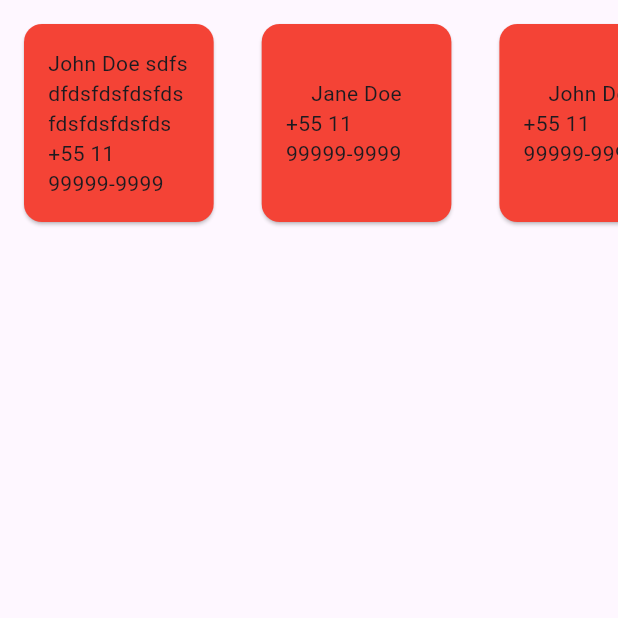
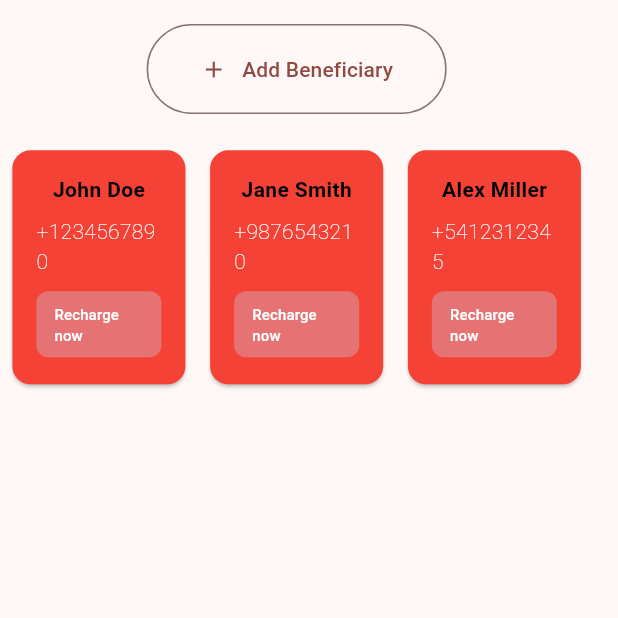
Before and after one commit to lcsmil/andinatech-flutter-assessment, a Flutter app: the BeneficiariesPage screen opened directly, on a phone screen of 412 x 824 dp, the top half of it. Run offline on Flutter 3.47's test engine with Material 3 defaults, Android fonts, the phone set to English and light mode, and no system bars; our stand-ins replace equatable, flutter_bloc, get_it.

```diff
--- /dev/null
+++ b/lib/features/phone_credit_recharge/data/repositories/beneficiaries_repository.dart
@@ -0,0 +1,18 @@
+import 'package:andinatech_flutter_assessment/features/phone_credit_recharge/data/data_sources/fetch_beneficiaries_data_source.dart';
+import 'package:andinatech_flutter_assessment/features/phone_credit_recharge/domain/entities/beneficiary.dart';
+
+abstract class BeneficiariesRepository {
+  Future<List<Beneficiary>> getBeneficiaries();
+}
+
+class BeneficiariesDataRepository extends BeneficiariesRepository {
+
+  BeneficiariesDataRepository(this._dataSource);
+
+  final BeneficiariesDataSource _dataSource;
+
+  @override
+  Future<List<Beneficiary>> getBeneficiaries() async {
+    return await _dataSource.getBeneficiaries();
+  }
+}
--- /dev/null
+++ b/lib/features/phone_credit_recharge/domain/entities/beneficiary.dart
@@ -0,0 +1,15 @@
+class Beneficiary {
+  final String nickname;
+  final String phoneNumber;
+  final bool isVerified;
+  final double balance;
+  final double aedSpentInMonth;
+
+  Beneficiary({
+    required this.nickname,
+    required this.phoneNumber,
+    required this.isVerified,
+    required this.balance,
+    required this.aedSpentInMonth
+  });
+}
--- /dev/null
+++ b/lib/features/phone_credit_recharge/domain/use_cases/calculate_recharge_options_use_case.dart
@@ -0,0 +1,13 @@
+
+class CalculateRechargeOptionsUseCase {
+  CalculateRechargeOptionsUseCase();
+
+  List<double> call(double balance)  {
+    final List<double> allRechargeOptions = [5, 10, 20, 30, 50, 75,100];
+    final List<double> filteredOptions = [];
+    for(var option in allRechargeOptions) {
+      option <= balance ? filteredOptions.add(option) : null;
+    }
+    return filteredOptions;
+  }
+}
--- /dev/null
+++ b/lib/features/phone_credit_recharge/domain/use_cases/check_top_up_limit_exceeded_use_case.dart
@@ -0,0 +1,12 @@
+import 'package:andinatech_flutter_assessment/features/phone_credit_recharge/domain/entities/beneficiary.dart';
+
+class CheckTopUpLimitExceededUseCase {
+  CheckTopUpLimitExceededUseCase();
+
+  bool call(List<Beneficiary> beneficiaries) {
+    final totalAedSpentInMonth = beneficiaries.fold<double>(
+        0, (sum, item) => sum + item.aedSpentInMonth);
+
+    return totalAedSpentInMonth > 3000;
+  }
+}
--- /dev/null
+++ b/lib/features/phone_credit_recharge/domain/use_cases/check_user_recharge_allowed_use_case.dart
@@ -0,0 +1,13 @@
+import 'package:andinatech_flutter_assessment/features/phone_credit_recharge/domain/entities/beneficiary.dart';
+
+class CheckUserRechargeAllowedUseCase {
+  CheckUserRechargeAllowedUseCase();
+
+  bool call(Beneficiary beneficiary) {
+    if ((beneficiary.isVerified && beneficiary.aedSpentInMonth <= 1000) ||
+        (!beneficiary.isVerified && beneficiary.aedSpentInMonth <= 500)) {
+      return true;
+    }
+    return false;
+  }
+}
--- /dev/null
+++ b/lib/features/phone_credit_recharge/domain/use_cases/get_beneficiaries_use_case.dart
@@ -0,0 +1,14 @@
+import 'package:andinatech_flutter_assessment/features/phone_credit_recharge/data/repositories/beneficiaries_repository.dart';
+import 'package:andinatech_flutter_assessment/features/phone_credit_recharge/domain/entities/beneficiary.dart';
+
+class GetBeneficiariesUseCase{
+  GetBeneficiariesUseCase(
+      this.beneficiariesRepository
+      );
+
+  final BeneficiariesRepository beneficiariesRepository;
+
+  Future<List<Beneficiary>> call() async {
+    return await beneficiariesRepository.getBeneficiaries();
+  }
+}
--- /dev/null
+++ b/lib/features/phone_credit_recharge/presentation/beneficiaries_messages.dart
@@ -0,0 +1,8 @@
+class BeneficiariesMessages {
+  static const String addBeneficiaryButtonText = 'Add Beneficiary';
+  static const String rechargeNowText = 'Recharge now';
+  static const String nicknameLabelText = 'Nickname';
+  static const String phoneNumberLabelText = 'Phone Number';
+  static const String submitButtonText = 'Submit';
+  static const String selectRechargeAmountText = "Select Recharge Amount";
+}
--- /dev/null
+++ b/lib/features/phone_credit_recharge/presentation/controller/beneficiaries_bloc.dart
@@ -0,0 +1,45 @@
+import 'package:andinatech_flutter_assessment/features/phone_credit_recharge/domain/entities/beneficiary.dart';
+import 'package:andinatech_flutter_assessment/features/phone_credit_recharge/domain/use_cases/calculate_recharge_options_use_case.dart';
+import 'package:andinatech_flutter_assessment/features/phone_credit_recharge/domain/use_cases/check_user_recharge_allowed_use_case.dart';
+import 'package:andinatech_flutter_assessment/features/phone_credit_recharge/domain/use_cases/get_beneficiaries_use_case.dart';
+import 'package:andinatech_flutter_assessment/features/phone_credit_recharge/domain/use_cases/check_top_up_limit_exceeded_use_case.dart';
+import 'package:equatable/equatable.dart';
+import 'package:flutter_bloc/flutter_bloc.dart';
+
+part 'beneficiaries_state.dart';
+
+class BeneficiariesBloc extends Cubit<BeneficiariesState> {
+  final GetBeneficiariesUseCase getBeneficiariesUseCase;
+  final CheckUserRechargeAllowedUseCase checkUserRechargeAllowedUseCase;
+  final CalculateRechargeOptionsUseCase checkRechargeOptionsUseCase;
+  final CheckTopUpLimitExceededUseCase sumAllBeneficiariesTopUpUseCase;
+
+  BeneficiariesBloc(
+    this.getBeneficiariesUseCase,
+    this.checkUserRechargeAllowedUseCase,
+    this.checkRechargeOptionsUseCase,
+    this.sumAllBeneficiariesTopUpUseCase,
+  ) : super(InitialBeneficiariesState());
+
+  Future<void> getBeneficiaries() async {
+    emit(LoadingBeneficiariesState());
+
+    final beneficiaries = await getBeneficiariesUseCase.call();
+
+    emit(LoadedBeneficiariesState(beneficiaries: beneficiaries));
+  }
+
+  bool checkUserRechargeAllowed(Beneficiary beneficiary) {
+    return checkUserRechargeAllowedUseCase.call(beneficiary);
+  }
+
+  List<double> checkRechargeOptions(double balance) {
+    return checkRechargeOptionsUseCase.call(balance);
+  }
+
+  bool checkTopUpLimitExceeded(List<Beneficiary> beneficiaries) {
+    return (sumAllBeneficiariesTopUpUseCase.call(beneficiaries));
+  }
+
+  Future<void> addBeneficiary(Beneficiary beneficiary) async {}
+}
--- /dev/null
+++ b/lib/features/phone_credit_recharge/presentation/controller/beneficiaries_state.dart
@@ -0,0 +1,23 @@
+part of 'beneficiaries_bloc.dart';
+
+sealed class BeneficiariesState extends Equatable {
+  @override
+  List<Object> get props => [];
+}
+
+class InitialBeneficiariesState extends BeneficiariesState {}
+
+class LoadingBeneficiariesState extends BeneficiariesState {}
+
+class LoadedBeneficiariesState extends BeneficiariesState {
+  final List<Beneficiary> beneficiaries;
+
+  LoadedBeneficiariesState({required this.beneficiaries});
+
+  LoadedBeneficiariesState copyWith({List<Beneficiary>? beneficiaries}) =>
+      LoadedBeneficiariesState(
+          beneficiaries: beneficiaries ?? this.beneficiaries);
+
+  @override
+  List<Object> get props => [beneficiaries];
+}
--- a/lib/features/phone_credit_recharge/presentation/pages/beneficiaries_page.dart
+++ b/lib/features/phone_credit_recharge/presentation/pages/beneficiaries_page.dart
@@ -1,58 +1,60 @@
+import 'package:andinatech_flutter_assessment/features/phone_credit_recharge/presentation/controller/beneficiaries_bloc.dart';
+import 'package:andinatech_flutter_assessment/features/phone_credit_recharge/presentation/widgets/beneficiaries_widgets.dart';
 import 'package:flutter/material.dart';
+import 'package:flutter_bloc/flutter_bloc.dart';
+import 'package:get_it/get_it.dart';
 
-class BeneficiariesPage extends StatelessWidget {
-  BeneficiariesPage({super.key});
+class BeneficiariesPage extends StatefulWidget {
+  const BeneficiariesPage({super.key});
 
-  final beneficiaries = [
-    Beneficiary(
-      nickname: 'John Doe sdfsdfdsfdsfdsfdsfdsfdsfdsfds',
-      phoneNumber: '+55 11 99999-9999',
-      onPressed: () {},
-    ),
-    Beneficiary(
-      nickname: 'Jane Doe',
-      phoneNumber: '+55 11 99999-9999',
-      onPressed: () {},
-    ),
-    Beneficiary(
-      nickname: 'John Doe',
-      phoneNumber: '+55 11 99999-9999',
-      onPressed: () {},
-    ),
-    Beneficiary(
-      nickname: 'John Doe',
-      phoneNumber: '+55 11 99999-9999',
-      onPressed: () {},
-    ),
-  ];
+  @override
+  State<BeneficiariesPage> createState() => _BeneficiariesPageState();
+}
+
+class _BeneficiariesPageState extends State<BeneficiariesPage> {
+  final getIt = GetIt.instance;
 
   @override
   Widget build(BuildContext context) {
+    final screenWidth = MediaQuery.of(context).size.width;
+    return BlocProvider<BeneficiariesBloc>(
+      create: (context) => getIt.get<BeneficiariesBloc>()..getBeneficiaries(),
+      child: BlocBuilder<BeneficiariesBloc, BeneficiariesState>(
+        builder: (context, state) {
+          final bloc = context.read<BeneficiariesBloc>();
+          if (state is LoadedBeneficiariesState) {
             return Scaffold(
-      body: Column(
+              body: SingleChildScrollView(
+                child: Column(
                   children: <Widget>[
+                    const SizedBox(height: 16),
+                    if (state.beneficiaries.length <= 5)
+                      AddBeneficiaryButton(onPressed: bloc.addBeneficiary),
+                    const SizedBox(height: 16),
                     SingleChildScrollView(
                       scrollDirection: Axis.horizontal,
                       child: IntrinsicHeight(
                         child: Row(
                           mainAxisSize: MainAxisSize.max,
                           children: [
-                  for (int i = 0; i < beneficiaries.length; i++)
-                    SizedBox(
-                      width: MediaQuery.sizeOf(context).width / 2.6,
-                      child: Card(
-                        margin: EdgeInsets.all(16),
-                        color: Colors.red,
-                        child: Padding(
-                          padding: const EdgeInsets.all(16),
-                          child: Column(
-                            mainAxisAlignment: MainAxisAlignment.center,
-                            children: [
-                              Text(beneficiaries[i].nickname),
-                              Text(beneficiaries[i].phoneNumber),
-                            ],
+                            for (int i = 0; i < state.beneficiaries.length; i++)
+                              BeneficiaryCard(
+                                beneficiary: state.beneficiaries[i],
+                                screenWidth: screenWidth,
+                                onAddRechargePressed: () =>
+                                    showAddRechargeBottomSheet(
+                                  context: context,
+                                  balance: state.beneficiaries[i].balance,
+                                  rechargeOptions: bloc.checkRechargeOptions(
+                                      state.beneficiaries[i].balance),
                                 ),
-                        ),
+                                shouldShowRechargeButton:
+                                    bloc.checkTopUpLimitExceeded(
+                                  state.beneficiaries,
+                                )
+                                        ? false
+                                        : bloc.checkUserRechargeAllowed(
+                                            state.beneficiaries[i],
                                           ),
                               ),
                           ],
@@ -61,51 +63,15 @@ class BeneficiariesPage extends StatelessWidget {
                     ),
                   ],
                 ),
+              ),
+            );
+          }
+          if (state is LoadingBeneficiariesState) {
+            return const Center(child: CircularProgressIndicator());
+          }
+          return const SizedBox.shrink();
+        },
+      ),
     );
   }
 }
-
-Widget _horizontalBeneficiariesRow(List<Beneficiary> data) {
-  var list = <Widget>[SizedBox(width: 16)]; // 16 is start padding
-
-  //create a new row widget for each data element
-  for (var i = 0; i < data.length; i++) {
-    list.add(
-      Card(
-        margin: EdgeInsets.all(16),
-        color: Colors.red,
-        child: Padding(
-          padding: const EdgeInsets.all(16),
-          child: Column(
-            mainAxisAlignment: MainAxisAlignment.center,
-            children: [
-              Text(data[i].nickname),
-              Text(data[i].phoneNumber),
-            ],
-          ),
-        ),
-      ),
-    );
-  }
-
-  // add the list of widgets to the Row as children
-  return SingleChildScrollView(
-    scrollDirection: Axis.horizontal,
-    child: Row(
-      crossAxisAlignment: CrossAxisAlignment.start,
-      children: list,
-    ),
-  );
-}
-
-class Beneficiary {
-  final String nickname;
-  final String phoneNumber;
-  final VoidCallback onPressed;
-
-  Beneficiary({
-    required this.nickname,
-    required this.phoneNumber,
-    required this.onPressed,
-  });
-}
--- /dev/null
+++ b/lib/features/phone_credit_recharge/presentation/widgets/beneficiaries_widgets.dart
@@ -0,0 +1,273 @@
+import 'package:andinatech_flutter_assessment/features/phone_credit_recharge/domain/entities/beneficiary.dart';
+import 'package:andinatech_flutter_assessment/features/phone_credit_recharge/presentation/beneficiaries_messages.dart';
+import 'package:flutter/material.dart';
+
+class AddBeneficiaryButton extends StatelessWidget {
+  final Future<void> Function(Beneficiary) onPressed;
+
+  const AddBeneficiaryButton({super.key,
+    required this.onPressed,
+  });
+
+  @override
+  Widget build(BuildContext context) {
+    return SizedBox(
+      width: 200,
+      height: 60,
+      child: OutlinedButton(
+        onPressed: () => showAddBeneficiaryBottomSheet(
+            context: context, onAddBeneficiary: onPressed),
+        child: const Row(
+          mainAxisAlignment: MainAxisAlignment.center,
+          children: [
+            Icon(Icons.add),
+            SizedBox(
+              width: 10,
+            ),
+            Text(BeneficiariesMessages.addBeneficiaryButtonText),
+          ],
+        ),
+      ),
+    );
+  }
+}
+
+class BeneficiaryCard extends StatelessWidget {
+  final Beneficiary beneficiary;
+  final double screenWidth;
+  final void Function()? onAddRechargePressed;
+  final bool shouldShowRechargeButton;
+
+  const BeneficiaryCard({super.key,
+    required this.beneficiary,
+    required this.screenWidth,
+    required this.onAddRechargePressed,
+    required this.shouldShowRechargeButton,
+  });
+
+  @override
+  Widget build(BuildContext context) {
+    return SizedBox(
+      width: screenWidth * 0.32,
+      child: Card(
+        margin: EdgeInsets.all(screenWidth * 0.02),
+        color: Colors.red,
+        child: Padding(
+          padding: const EdgeInsets.all(16),
+          child: Column(
+            mainAxisAlignment: MainAxisAlignment.center,
+            children: [
+              Text(
+                beneficiary.nickname,
+                style: const TextStyle(
+                  fontWeight: FontWeight.bold,
+                  color: Colors.black,
+                ),
+              ),
+              const SizedBox(height: 8),
+              Text(
+                beneficiary.phoneNumber,
+                style: const TextStyle(
+                  fontWeight: FontWeight.w200,
+                  color: Colors.white,
+                ),
+              ),
+              const SizedBox(height: 8),
+              if (shouldShowRechargeButton)
+                TextButton(
+                  onPressed: onAddRechargePressed,
+                  style: TextButton.styleFrom(
+                    backgroundColor: Colors.red.shade300,
+                    shape: RoundedRectangleBorder(
+                        borderRadius: BorderRadius.circular(8)),
+                  ),
+                  child: const Text(
+                    BeneficiariesMessages.rechargeNowText,
+                    style: TextStyle(
+                      color: Colors.white,
+                      fontSize: 10,
+                    ),
+                  ),
+                ),
+            ],
+          ),
+        ),
+      ),
+    );
+  }
+}
+
+void showAddBeneficiaryBottomSheet({
+  required BuildContext context,
+  required Future<void> Function(Beneficiary) onAddBeneficiary,
+}) {
+  showModalBottomSheet(
+    context: context,
+    isScrollControlled: true,
+    builder: (context) => Padding(
+      padding: EdgeInsets.fromLTRB(
+        20,
+        20,
+        20,
+        MediaQuery.of(context).viewInsets.bottom,
+      ),
+      child: AddBeneficiaryWidget(onBeneficiaryAdded: (beneficiary) {
+        onAddBeneficiary;
+      }),
+    ),
+  );
+}
+
+class AddBeneficiaryWidget extends StatelessWidget {
+  final _nicknameController = TextEditingController();
+  final TextEditingController _phoneNumberController = TextEditingController();
+  final Function(Beneficiary beneficiary) onBeneficiaryAdded;
+
+  AddBeneficiaryWidget({
+    super.key,
+    required this.onBeneficiaryAdded,
+  });
+
+  @override
+  Widget build(BuildContext context) {
+    return Column(
+      mainAxisSize: MainAxisSize.min,
+      children: [
+        TextField(
+          maxLength: 20,
+          decoration: const InputDecoration(
+            labelText: BeneficiariesMessages.nicknameLabelText,
+          ),
+          controller: _nicknameController,
+        ),
+        const SizedBox(height: 10),
+        TextField(
+          decoration: const InputDecoration(
+            labelText: BeneficiariesMessages.phoneNumberLabelText,
+          ),
+          keyboardType: TextInputType.phone,
+          controller: _phoneNumberController,
+        ),
+        const SizedBox(height: 10),
+        ElevatedButton(
+          onPressed: () {
+            onBeneficiaryAdded(Beneficiary(
+              nickname: _nicknameController.text,
+              phoneNumber: _phoneNumberController.text,
+              isVerified: false,
+              balance: 0,
+              aedSpentInMonth: 0,
+            ));
+            Navigator.pop(context);
+          },
+          child: const Text(BeneficiariesMessages.submitButtonText),
+        ),
+      ],
+    );
+  }
+}
+
+void showAddRechargeBottomSheet({
+  required BuildContext context,
+  required double balance,
+  required List<double> rechargeOptions,
+}) {
+  showModalBottomSheet(
+    context: context,
+    isScrollControlled: true,
+    builder: (context) => RechargeBottomSheet(
+      onRechargeSelected: (value) {},
+      balance: balance,
+      rechargeOptions: rechargeOptions,
+    ),
+  );
+}
+
+class RechargeBottomSheet extends StatelessWidget {
+  final Function(double) onRechargeSelected;
+  final double balance;
+  final List<double> rechargeOptions;
+
+  const RechargeBottomSheet({
+    super.key,
+    required this.onRechargeSelected,
+    required this.balance,
+    required this.rechargeOptions,
+  });
+
+  @override
+  Widget build(BuildContext context) {
+    List<RechargeButton> rechargeButtons = [];
+    for (int i = 0; i < rechargeOptions.length; i++) {
+      rechargeButtons.add(
+        RechargeButton(
+          onPressed: onRechargeSelected,
+          value: rechargeOptions[i],
+        ),
+      );
+    }
+    return Container(
+      padding: const EdgeInsets.symmetric(horizontal: 16.0),
+      decoration: const BoxDecoration(
+        color: Colors.white,
+        borderRadius: BorderRadius.vertical(top: Radius.circular(20.0)),
+      ),
+      child: Column(
+        mainAxisSize: MainAxisSize.min,
+        mainAxisAlignment: MainAxisAlignment.spaceBetween,
+        children: [
+          const Text(
+            BeneficiariesMessages.selectRechargeAmountText,
+            style: TextStyle(fontSize: 18.0, fontWeight: FontWeight.bold),
+          ),
+          GridView.count(
+            shrinkWrap: true,
+            physics: const NeverScrollableScrollPhysics(),
+            crossAxisCount: 3,
+            mainAxisSpacing: 10.0,
+            crossAxisSpacing: 10.0,
+            children: rechargeButtons,
+          ),
+        ],
+      ),
+    );
+  }
+}
+
+class RechargeButton extends StatelessWidget {
+  final double value;
+  final Function(double) onPressed;
+
+  const RechargeButton(
+      {super.key, required this.value, required this.onPressed});
+
+  @override
+  Widget build(BuildContext context) {
+    return ElevatedButton(
+      onPressed: () => onPressed(value),
+      style: ElevatedButton.styleFrom(
+        shape: RoundedRectangleBorder(borderRadius: BorderRadius.circular(8.0)),
+      ),
+      child: Text(
+        "AED $value",
+        style: const TextStyle(fontSize: 16.0),
+      ),
+    );
+  }
+}
+
+void showRechargeBottomSheet({
+  required BuildContext context,
+  required Function(double) onValueSelected,
+  required double balance,
+  required List<double> rechargeOptions,
+}) {
+  showModalBottomSheet(
+    context: context,
+    builder: (context) => RechargeBottomSheet(
+      onRechargeSelected: onValueSelected,
+      balance: balance,
+      rechargeOptions: rechargeOptions,
+    ),
+  );
+}
```
Also changed, not shown: assets/beneficiaries.json (added, +26 -0 lines), lib/features/phone_credit_recharge/data/data_sources/fetch_beneficiaries_data_source.dart (added, +31 -0 lines), lib/main.dart (+40 -21 lines), pubspec.yaml (+9 -1 lines), pubspec.lock. Lines whose indentation alone changed are shown as unchanged.
